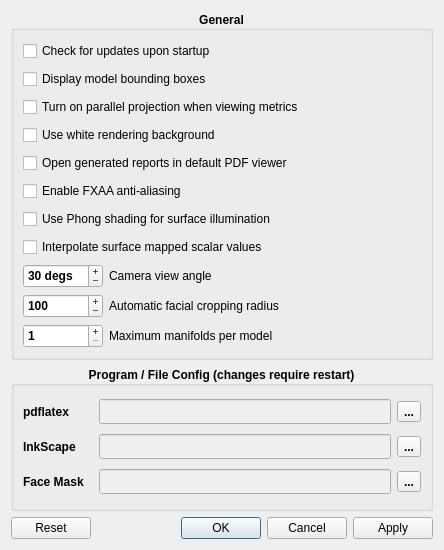
This is forms/PreferencesDialog.ui in frontiersi/Cliniface as Qt 5 draws it before an edit. The edited form follows.
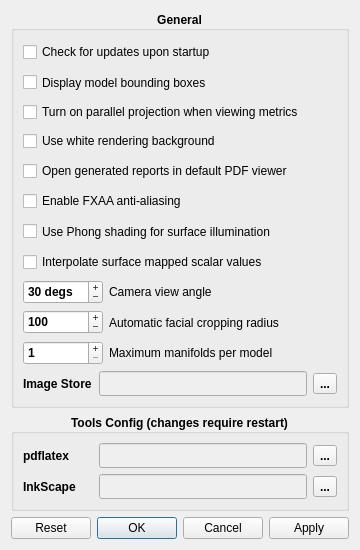
This is the edited form. Icons and pictures are not drawn.

```diff
--- a/forms/PreferencesDialog.ui
+++ b/forms/PreferencesDialog.ui
@@ -9,7 +9,7 @@
    <rect>
     <x>0</x>
     <y>0</y>
-    <width>444</width>
+    <width>356</width>
     <height>550</height>
    </rect>
   </property>
@@ -26,7 +26,7 @@
    <iconset resource="../resources.qrc">
     <normaloff>:/logos/WINDOW_ICON</normaloff>:/logos/WINDOW_ICON</iconset>
   </property>
-  <layout class="QVBoxLayout" name="verticalLayout_2">
+  <layout class="QVBoxLayout" name="verticalLayout_2" stretch="1,0,0">
    <item>
     <widget class="QGroupBox" name="groupBox">
      <property name="sizePolicy">
@@ -37,7 +37,6 @@
      </property>
      <property name="font">
       <font>
-       <weight>75</weight>
        <bold>true</bold>
       </font>
      </property>
@@ -64,7 +63,6 @@
         </property>
         <property name="font">
          <font>
-          <weight>50</weight>
           <bold>false</bold>
          </font>
         </property>
@@ -95,7 +93,6 @@
         </property>
         <property name="font">
          <font>
-          <weight>50</weight>
           <bold>false</bold>
          </font>
         </property>
@@ -120,7 +117,6 @@
         </property>
         <property name="font">
          <font>
-          <weight>50</weight>
           <bold>false</bold>
          </font>
         </property>
@@ -148,7 +144,6 @@
         </property>
         <property name="font">
          <font>
-          <weight>50</weight>
           <bold>false</bold>
          </font>
         </property>
@@ -180,7 +175,6 @@
         </property>
         <property name="font">
          <font>
-          <weight>50</weight>
           <bold>false</bold>
          </font>
         </property>
@@ -211,7 +205,6 @@
         </property>
         <property name="font">
          <font>
-          <weight>50</weight>
           <bold>false</bold>
          </font>
         </property>
@@ -243,7 +236,6 @@
         </property>
         <property name="font">
          <font>
-          <weight>50</weight>
           <bold>false</bold>
          </font>
         </property>
@@ -271,7 +263,6 @@
         </property>
         <property name="font">
          <font>
-          <weight>50</weight>
           <bold>false</bold>
          </font>
         </property>
@@ -321,7 +312,6 @@
          <widget class="QLabel" name="label_3">
           <property name="font">
            <font>
-            <weight>50</weight>
             <bold>false</bold>
            </font>
           </property>
@@ -369,7 +359,6 @@
          <widget class="QLabel" name="label_20">
           <property name="font">
            <font>
-            <weight>50</weight>
             <bold>false</bold>
            </font>
           </property>
@@ -408,7 +397,6 @@
          <widget class="QLabel" name="label_6">
           <property name="font">
            <font>
-            <weight>50</weight>
             <bold>false</bold>
            </font>
           </property>
@@ -419,6 +407,68 @@
         </item>
        </layout>
       </item>
+      <item>
+       <layout class="QHBoxLayout" name="horizontalLayout_6" stretch="0,1,0">
+        <item>
+         <widget class="QLabel" name="label_5">
+          <property name="minimumSize">
+           <size>
+            <width>70</width>
+            <height>0</height>
+           </size>
+          </property>
+          <property name="font">
+           <font>
+            <bold>true</bold>
+           </font>
+          </property>
+          <property name="toolTip">
+           <string>Input mask for non-rigid surface registration.</string>
+          </property>
+          <property name="text">
+           <string>Image Store</string>
+          </property>
+          <property name="alignment">
+           <set>Qt::AlignLeading|Qt::AlignLeft|Qt::AlignVCenter</set>
+          </property>
+         </widget>
+        </item>
+        <item>
+         <widget class="QLineEdit" name="imagesPathLineEdit">
+          <property name="enabled">
+           <bool>false</bool>
+          </property>
+          <property name="sizePolicy">
+           <sizepolicy hsizetype="Preferred" vsizetype="Preferred">
+            <horstretch>0</horstretch>
+            <verstretch>0</verstretch>
+           </sizepolicy>
+          </property>
+          <property name="minimumSize">
+           <size>
+            <width>0</width>
+            <height>25</height>
+           </size>
+          </property>
+          <property name="font">
+           <font>
+            <bold>false</bold>
+           </font>
+          </property>
+          <property name="toolTip">
+           <string>Input mask for non-rigid surface registration.</string>
+          </property>
+         </widget>
+        </item>
+        <item>
+         <widget class="QToolButton" name="imagesPathButton">
+          <property name="text">
+           <string>...</string>
+          </property>
+         </widget>
+        </item>
+       </layout>
+      </item>
      </layout>
     </widget>
    </item>
@@ -432,12 +482,11 @@
      </property>
      <property name="font">
       <font>
-       <weight>75</weight>
        <bold>true</bold>
       </font>
      </property>
      <property name="title">
-      <string>Program / File Config (changes require restart)</string>
+      <string>Tools Config (changes require restart)</string>
      </property>
      <property name="alignment">
       <set>Qt::AlignCenter</set>
@@ -455,7 +504,6 @@
           </property>
           <property name="font">
            <font>
-            <weight>75</weight>
             <bold>true</bold>
            </font>
           </property>
@@ -492,7 +540,6 @@
           </property>
           <property name="font">
            <font>
-            <weight>50</weight>
             <bold>false</bold>
            </font>
           </property>
@@ -525,7 +572,6 @@
           </property>
           <property name="font">
            <font>
-            <weight>75</weight>
             <bold>true</bold>
            </font>
           </property>
@@ -560,7 +606,6 @@
           </property>
           <property name="font">
            <font>
-            <weight>50</weight>
             <bold>false</bold>
            </font>
           </property>
@@ -579,70 +624,6 @@
         </item>
        </layout>
       </item>
-      <item>
-       <layout class="QHBoxLayout" name="horizontalLayout_4" stretch="0,1,0">
-        <item>
-         <widget class="QLabel" name="label_4">
-          <property name="minimumSize">
-           <size>
-            <width>70</width>
-            <height>0</height>
-           </size>
-          </property>
-          <property name="font">
-           <font>
-            <weight>75</weight>
-            <bold>true</bold>
-           </font>
-          </property>
-          <property name="toolTip">
-           <string>Input mask for non-rigid surface registration.</string>
-          </property>
-          <property name="text">
-           <string>Face Mask</string>
-          </property>
-          <property name="alignment">
-           <set>Qt::AlignLeading|Qt::AlignLeft|Qt::AlignVCenter</set>
-          </property>
-         </widget>
-        </item>
-        <item>
-         <widget class="QLineEdit" name="maskPathLineEdit">
-          <property name="enabled">
-           <bool>false</bool>
-          </property>
-          <property name="sizePolicy">
-           <sizepolicy hsizetype="Preferred" vsizetype="Preferred">
-            <horstretch>0</horstretch>
-            <verstretch>0</verstretch>
-           </sizepolicy>
-          </property>
-          <property name="minimumSize">
-           <size>
-            <width>0</width>
-            <height>25</height>
-           </size>
-          </property>
-          <property name="font">
-           <font>
-            <weight>50</weight>
-            <bold>false</bold>
-           </font>
-          </property>
-          <property name="toolTip">
-           <string>Input mask for non-rigid surface registration.</string>
-          </property>
-         </widget>
-        </item>
-        <item>
-         <widget class="QToolButton" name="maskPathButton">
-          <property name="text">
-           <string>...</string>
-          </property>
-         </widget>
-        </item>
-       </layout>
-      </item>
      </layout>
     </widget>
    </item>
```
